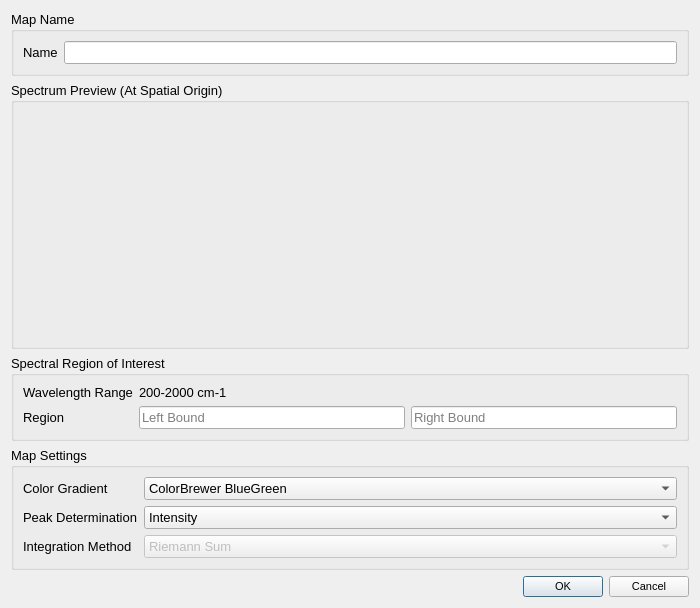
Above: univariatedialog.ui from VespucciProject/Vespucci before the change. Below: the same form after it.
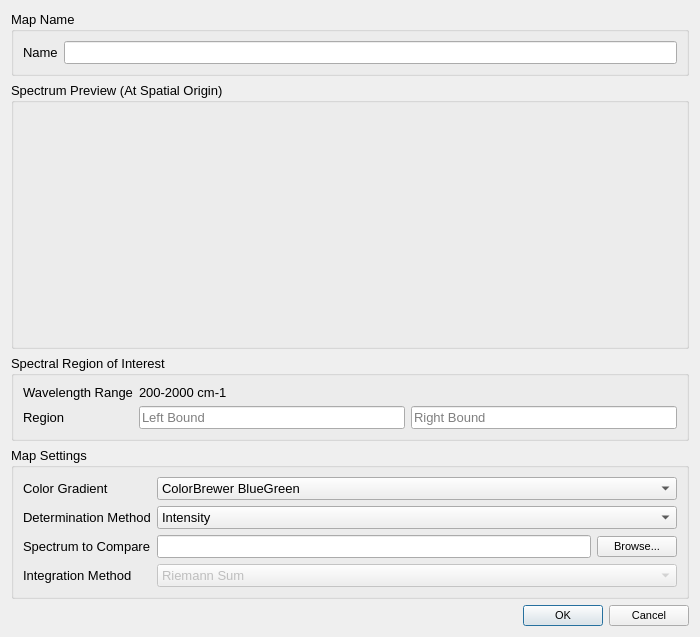
That is the form after the change. Custom widgets are drawn as their Qt base class.

Diff of the .ui file:
```diff
--- a/univariatedialog.ui
+++ b/univariatedialog.ui
@@ -7,7 +7,7 @@
     <x>0</x>
     <y>0</y>
     <width>700</width>
-    <height>575</height>
+    <height>610</height>
    </rect>
   </property>
   <property name="windowTitle">
@@ -63,18 +63,15 @@
      <property name="title">
       <string>Map Settings</string>
      </property>
-     <layout class="QFormLayout" name="formLayout_4">
-      <property name="fieldGrowthPolicy">
-       <enum>QFormLayout::AllNonFixedFieldsGrow</enum>
-      </property>
-      <item row="1" column="0">
+     <layout class="QFormLayout" name="formLayout">
+      <item row="0" column="0">
        <widget class="QLabel" name="label_6">
         <property name="text">
          <string>Color Gradient</string>
         </property>
        </widget>
       </item>
-      <item row="1" column="1">
+      <item row="0" column="1">
        <widget class="QComboBox" name="gradientComboBox">
         <property name="toolTip">
          <string>An asterix by the color scheme name indicates a divergent color scheme particularly suited for this kind of map.</string>
@@ -279,14 +276,14 @@
         </item>
        </widget>
       </item>
-      <item row="2" column="0">
+      <item row="1" column="0">
        <widget class="QLabel" name="label_7">
         <property name="text">
-         <string>Peak Determination</string>
+         <string>Determination Method</string>
         </property>
        </widget>
       </item>
-      <item row="2" column="1">
+      <item row="1" column="1">
        <widget class="QComboBox" name="peakComboBox">
         <item>
          <property name="text">
@@ -310,6 +307,36 @@
         </item>
        </widget>
       </item>
+      <item row="2" column="0">
+       <widget class="QLabel" name="label">
+        <property name="text">
+         <string>Spectrum to Compare</string>
+        </property>
+       </widget>
+      </item>
+      <item row="2" column="1">
+       <layout class="QHBoxLayout" name="horizontalLayout_2">
+        <item>
+         <widget class="QLineEdit" name="filenameLineEdit">
+          <property name="enabled">
+           <bool>true</bool>
+          </property>
+         </widget>
+        </item>
+        <item>
+         <widget class="QPushButton" name="browseButton">
+          <property name="font">
+           <font>
+            <pointsize>8</pointsize>
+           </font>
+          </property>
+          <property name="text">
+           <string>Browse...</string>
+          </property>
+         </widget>
+        </item>
+       </layout>
+      </item>
       <item row="3" column="0">
        <widget class="QLabel" name="integrationLabel">
         <property name="text">
```
Left out of the diff: 2 changed lines with no effect on the pictures.
